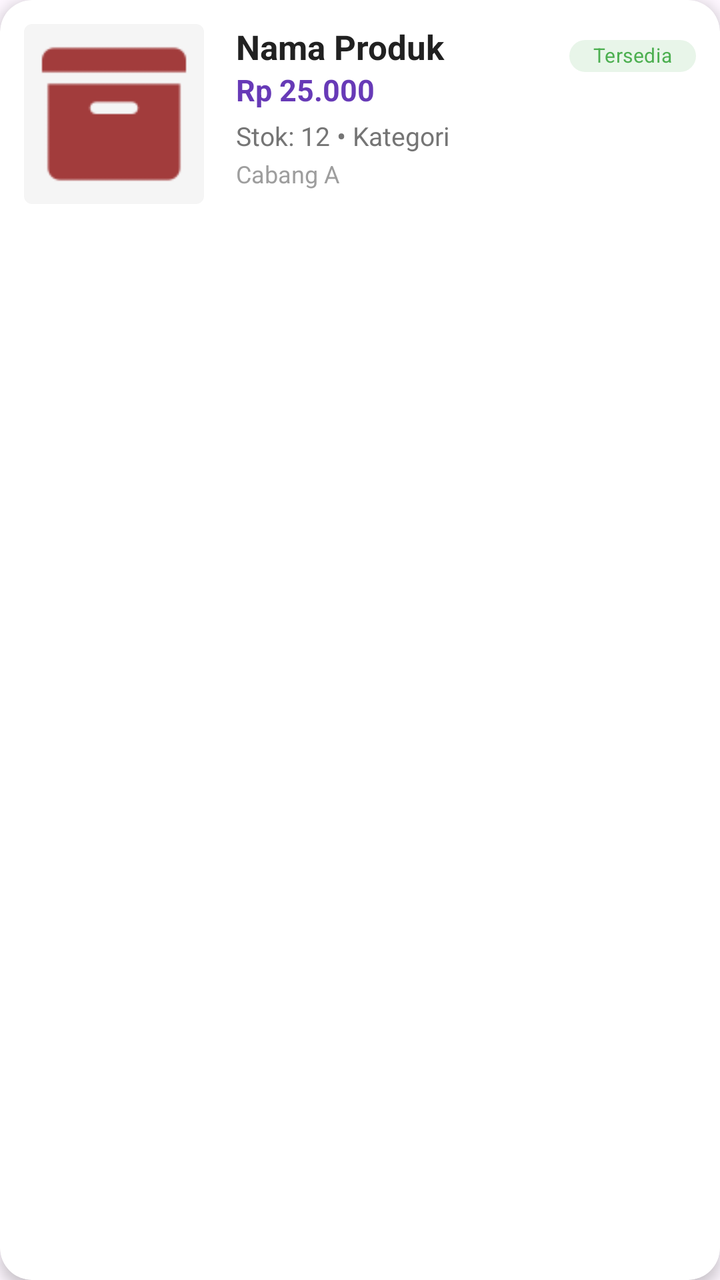
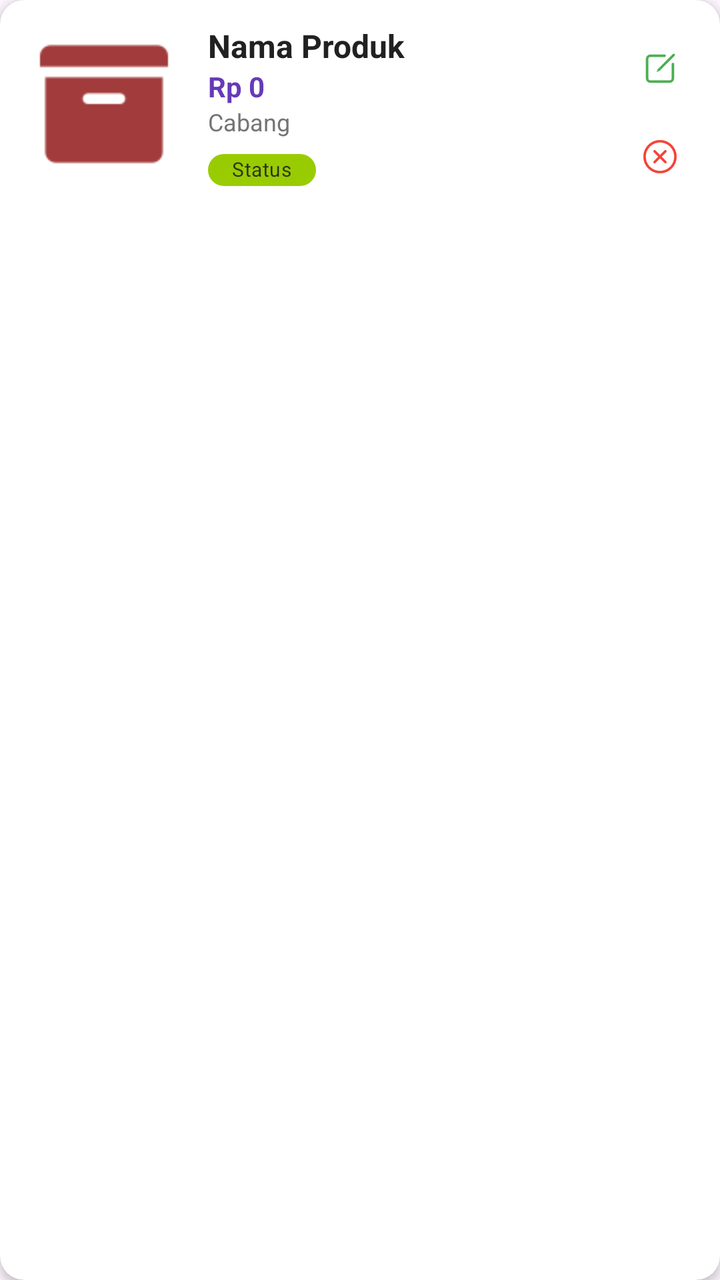

An Android layout rendered at two revisions. The XML below is the earlier revision; the diff shows what the commit changed to produce the second picture.
<!-- AndroidManifest.xml: application theme Theme.Penjualan -->
<!-- res/layout/item_menu.xml -->
<?xml version="1.0" encoding="utf-8"?>
<androidx.cardview.widget.CardView xmlns:android="http://schemas.android.com/apk/res/android"
    xmlns:app="http://schemas.android.com/apk/res-auto"
    android:layout_width="match_parent"
    android:layout_height="wrap_content"
    android:layout_marginHorizontal="16dp"
    android:layout_marginVertical="8dp"
    app:cardCornerRadius="16dp"
    app:cardElevation="4dp">

    <androidx.constraintlayout.widget.ConstraintLayout
        android:layout_width="match_parent"
        android:layout_height="wrap_content"
        android:padding="12dp">

        <com.google.android.material.imageview.ShapeableImageView
            android:id="@+id/ivItemFoto"
            android:layout_width="90dp"
            android:layout_height="90dp"
            android:scaleType="centerCrop"
            android:background="#F5F5F5"
            app:layout_constraintStart_toStartOf="parent"
            app:layout_constraintTop_toTopOf="parent"
            app:layout_constraintBottom_toBottomOf="parent"
            app:shapeAppearanceOverlay="@style/ShapeAppearance.MaterialComponents.SmallComponent"
            app:srcCompat="@drawable/ic_produk" />

        <TextView
            android:id="@+id/tvItemNama"
            android:layout_width="0dp"
            android:layout_height="wrap_content"
            android:layout_marginStart="16dp"
            android:layout_marginEnd="8dp"
            android:text="Nama Produk"
            android:textColor="#212121"
            android:textSize="17sp"
            android:textStyle="bold"
            android:maxLines="1"
            android:ellipsize="end"
            app:layout_constraintEnd_toStartOf="@+id/chipItemStatus"
            app:layout_constraintStart_toEndOf="@+id/ivItemFoto"
            app:layout_constraintTop_toTopOf="parent" />

        <TextView
            android:id="@+id/tvItemHarga"
            android:layout_width="wrap_content"
            android:layout_height="wrap_content"
            android:text="Rp 25.000"
            android:textColor="#673AB7"
            android:textSize="15sp"
            android:textStyle="bold"
            app:layout_constraintStart_toStartOf="@+id/tvItemNama"
            app:layout_constraintTop_toBottomOf="@+id/tvItemNama" />

        <TextView
            android:id="@+id/tvItemStok"
            android:layout_width="wrap_content"
            android:layout_height="wrap_content"
            android:layout_marginTop="4dp"
            android:text="Stok: 12"
            android:textColor="#757575"
            android:textSize="13sp"
            app:layout_constraintStart_toStartOf="@+id/tvItemHarga"
            app:layout_constraintTop_toBottomOf="@+id/tvItemHarga" />

        <TextView
            android:id="@+id/tvItemDot"
            android:layout_width="wrap_content"
            android:layout_height="wrap_content"
            android:text=" • "
            android:textColor="#757575"
            app:layout_constraintBottom_toBottomOf="@+id/tvItemStok"
            app:layout_constraintStart_toEndOf="@+id/tvItemStok"
            app:layout_constraintTop_toTopOf="@+id/tvItemStok" />

        <TextView
            android:id="@+id/tvItemKategori"
            android:layout_width="0dp"
            android:layout_height="wrap_content"
            android:text="Kategori"
            android:textColor="#757575"
            android:textSize="13sp"
            android:maxLines="1"
            android:ellipsize="end"
            app:layout_constraintBottom_toBottomOf="@+id/tvItemStok"
            app:layout_constraintEnd_toEndOf="parent"
            app:layout_constraintStart_toEndOf="@+id/tvItemDot"
            app:layout_constraintTop_toTopOf="@+id/tvItemStok" />

        <TextView
            android:id="@+id/tvItemCabang"
            android:layout_width="0dp"
            android:layout_height="wrap_content"
            android:layout_marginTop="2dp"
            android:text="Cabang A"
            android:textColor="#9E9E9E"
            android:textSize="12sp"
            app:layout_constraintEnd_toEndOf="parent"
            app:layout_constraintStart_toStartOf="@+id/tvItemStok"
            app:layout_constraintTop_toBottomOf="@+id/tvItemStok" />

        <com.google.android.material.chip.Chip
            android:id="@+id/chipItemStatus"
            style="@style/Widget.MaterialComponents.Chip.Choice"
            android:layout_width="wrap_content"
            android:layout_height="32dp"
            android:clickable="false"
            android:text="Tersedia"
            android:textColor="#4CAF50"
            android:textSize="10sp"
            app:chipBackgroundColor="#E8F5E9"
            app:chipStrokeWidth="0dp"
            app:layout_constraintEnd_toEndOf="parent"
            app:layout_constraintTop_toTopOf="parent" />

    </androidx.constraintlayout.widget.ConstraintLayout>
</androidx.cardview.widget.CardView>
<!-- resources referenced by this layout -->
<resources>
  <!-- drawable ic_produk: png bitmap (drawable, 731 bytes) -->
  <style name="Theme.Penjualan" parent="Base.Theme.Penjualan" />
  <style name="Base.Theme.Penjualan" parent="Theme.Material3.DayNight.NoActionBar">
          
          
      </style>
</resources>

<!-- the commit's change to res/layout/item_menu.xml (unified diff, before → after) -->
@@ -3,115 +3,97 @@
     xmlns:app="http://schemas.android.com/apk/res-auto"
     android:layout_width="match_parent"
     android:layout_height="wrap_content"
-    android:layout_marginHorizontal="16dp"
-    android:layout_marginVertical="8dp"
-    app:cardCornerRadius="16dp"
-    app:cardElevation="4dp">
+    android:layout_marginHorizontal="12dp"
+    android:layout_marginVertical="6dp"
+    app:cardCornerRadius="12dp"
+    app:cardElevation="3dp">
 
-    <androidx.constraintlayout.widget.ConstraintLayout
+    <RelativeLayout
         android:layout_width="match_parent"
         android:layout_height="wrap_content"
         android:padding="12dp">
 
         <com.google.android.material.imageview.ShapeableImageView
             android:id="@+id/ivItemFoto"
-            android:layout_width="90dp"
-            android:layout_height="90dp"
+            android:layout_width="80dp"
+            android:layout_height="80dp"
             android:scaleType="centerCrop"
-            android:background="#F5F5F5"
-            app:layout_constraintStart_toStartOf="parent"
-            app:layout_constraintTop_toTopOf="parent"
-            app:layout_constraintBottom_toBottomOf="parent"
             app:shapeAppearanceOverlay="@style/ShapeAppearance.MaterialComponents.SmallComponent"
-            app:srcCompat="@drawable/ic_produk" />
+            android:src="@drawable/ic_produk" />
 
-        <TextView
-            android:id="@+id/tvItemNama"
-            android:layout_width="0dp"
+        <LinearLayout
+            android:layout_width="match_parent"
             android:layout_height="wrap_content"
-            android:layout_marginStart="16dp"
-            android:layout_marginEnd="8dp"
-            android:text="Nama Produk"
-            android:textColor="#212121"
-            android:textSize="17sp"
-            android:textStyle="bold"
-            android:maxLines="1"
-            android:ellipsize="end"
-            app:layout_constraintEnd_toStartOf="@+id/chipItemStatus"
-            app:layout_constraintStart_toEndOf="@+id/ivItemFoto"
-            app:layout_constraintTop_toTopOf="parent" />
+            android:layout_toEndOf="@id/ivItemFoto"
+            android:layout_toStartOf="@id/layoutAction"
+            android:layout_marginStart="12dp"
+            android:orientation="vertical">
 
-        <TextView
-            android:id="@+id/tvItemHarga"
+            <TextView
+                android:id="@+id/tvItemNama"
+                android:layout_width="wrap_content"
+                android:layout_height="wrap_content"
+                android:text="Nama Produk"
+                android:textColor="#212121"
+                android:textSize="16sp"
+                android:textStyle="bold" />
+
+            <TextView
+                android:id="@+id/tvItemHarga"
+                android:layout_width="wrap_content"
+                android:layout_height="wrap_content"
+                android:text="Rp 0"
+                android:textColor="#673AB7"
+                android:textStyle="bold" />
+
+            <TextView
+                android:id="@+id/tvItemCabang"
+                android:layout_width="wrap_content"
+                android:layout_height="wrap_content"
+                android:text="Cabang"
+                android:textSize="12sp"
+                android:textColor="#757575" />
+
+            <com.google.android.material.chip.Chip
+                android:id="@+id/chipItemStatus"
+                style="@style/Widget.MaterialComponents.Chip.Action"
+                android:layout_width="wrap_content"
+                android:layout_height="32dp"
+                android:text="Status"
+                android:textSize="10sp"
+                app:chipBackgroundColor="@android:color/holo_green_light" />
+        </LinearLayout>
+
+        <LinearLayout
+            android:id="@+id/layoutAction"
             android:layout_width="wrap_content"
             android:layout_height="wrap_content"
-            android:text="Rp 25.000"
-            android:textColor="#673AB7"
-            android:textSize="15sp"
-            android:textStyle="bold"
-            app:layout_constraintStart_toStartOf="@+id/tvItemNama"
-            app:layout_constraintTop_toBottomOf="@+id/tvItemNama" />
+            android:layout_alignParentEnd="true"
+            android:layout_centerVertical="true"
+            android:orientation="vertical">
 
-        <TextView
-            android:id="@+id/tvItemStok"
-            android:layout_width="wrap_content"
-            android:layout_height="wrap_content"
-            android:layout_marginTop="4dp"
-            android:text="Stok: 12"
-            android:textColor="#757575"
-            android:textSize="13sp"
-            app:layout_constraintStart_toStartOf="@+id/tvItemHarga"
-            app:layout_constraintTop_toBottomOf="@+id/tvItemHarga" />
+            <ImageView
+                android:id="@+id/btnEditMenu"
+                android:layout_width="36dp"
+                android:layout_height="36dp"
+                android:padding="8dp"
+                android:src="@drawable/ic_edit"
+                android:background="?attr/selectableItemBackgroundBorderless"
+                app:tint="#4CAF50" />
 
-        <TextView
-            android:id="@+id/tvItemDot"
-            android:layout_width="wrap_content"
-            android:layout_height="wrap_content"
-            android:text=" • "
-            android:textColor="#757575"
-            app:layout_constraintBottom_toBottomOf="@+id/tvItemStok"
-            app:layout_constraintStart_toEndOf="@+id/tvItemStok"
-            app:layout_constraintTop_toTopOf="@+id/tvItemStok" />
+            <ImageView
+                android:id="@+id/btnDeleteMenu"
+                android:layout_width="36dp"
+                android:layout_height="36dp"
+                android:layout_marginTop="8dp"
+                android:padding="8dp"
+                android:src="@drawable/ic_delete"
+                android:background="?attr/selectableItemBackgroundBorderless"
+                app:tint="#F44336" />
+        </LinearLayout>
 
-        <TextView
-            android:id="@+id/tvItemKategori"
-            android:layout_width="0dp"
-            android:layout_height="wrap_content"
-            android:text="Kategori"
-            android:textColor="#757575"
-            android:textSize="13sp"
-            android:maxLines="1"
-            android:ellipsize="end"
-            app:layout_constraintBottom_toBottomOf="@+id/tvItemStok"
-            app:layout_constraintEnd_toEndOf="parent"
-            app:layout_constraintStart_toEndOf="@+id/tvItemDot"
-            app:layout_constraintTop_toTopOf="@+id/tvItemStok" />
+        <TextView android:id="@+id/tvItemStok" android:layout_width="0dp" android:layout_height="0dp" android:visibility="gone"/>
+        <TextView android:id="@+id/tvItemKategori" android:layout_width="0dp" android:layout_height="0dp" android:visibility="gone"/>
 
-        <TextView
-            android:id="@+id/tvItemCabang"
-            android:layout_width="0dp"
-            android:layout_height="wrap_content"
-            android:layout_marginTop="2dp"
-            android:text="Cabang A"
-            android:textColor="#9E9E9E"
-            android:textSize="12sp"
-            app:layout_constraintEnd_toEndOf="parent"
-            app:layout_constraintStart_toStartOf="@+id/tvItemStok"
-            app:layout_constraintTop_toBottomOf="@+id/tvItemStok" />
-
-        <com.google.android.material.chip.Chip
-            android:id="@+id/chipItemStatus"
-            style="@style/Widget.MaterialComponents.Chip.Choice"
-            android:layout_width="wrap_content"
-            android:layout_height="32dp"
-            android:clickable="false"
-            android:text="Tersedia"
-            android:textColor="#4CAF50"
-            android:textSize="10sp"
-            app:chipBackgroundColor="#E8F5E9"
-            app:chipStrokeWidth="0dp"
-            app:layout_constraintEnd_toEndOf="parent"
-            app:layout_constraintTop_toTopOf="parent" />
-
-    </androidx.constraintlayout.widget.ConstraintLayout>
+    </RelativeLayout>
 </androidx.cardview.widget.CardView>
<!-- resource entries referenced after the edit -->
@@ -1,5 +1,7 @@
 <!-- resources referenced by this layout -->
 <resources>
+  <!-- drawable ic_delete: png bitmap (drawable, 2269 bytes) -->
+  <!-- drawable ic_edit: png bitmap (drawable, 989 bytes) -->
   <!-- drawable ic_produk: png bitmap (drawable, 731 bytes) -->
   <style name="Theme.Penjualan" parent="Base.Theme.Penjualan" />
   <style name="Base.Theme.Penjualan" parent="Theme.Material3.DayNight.NoActionBar">
